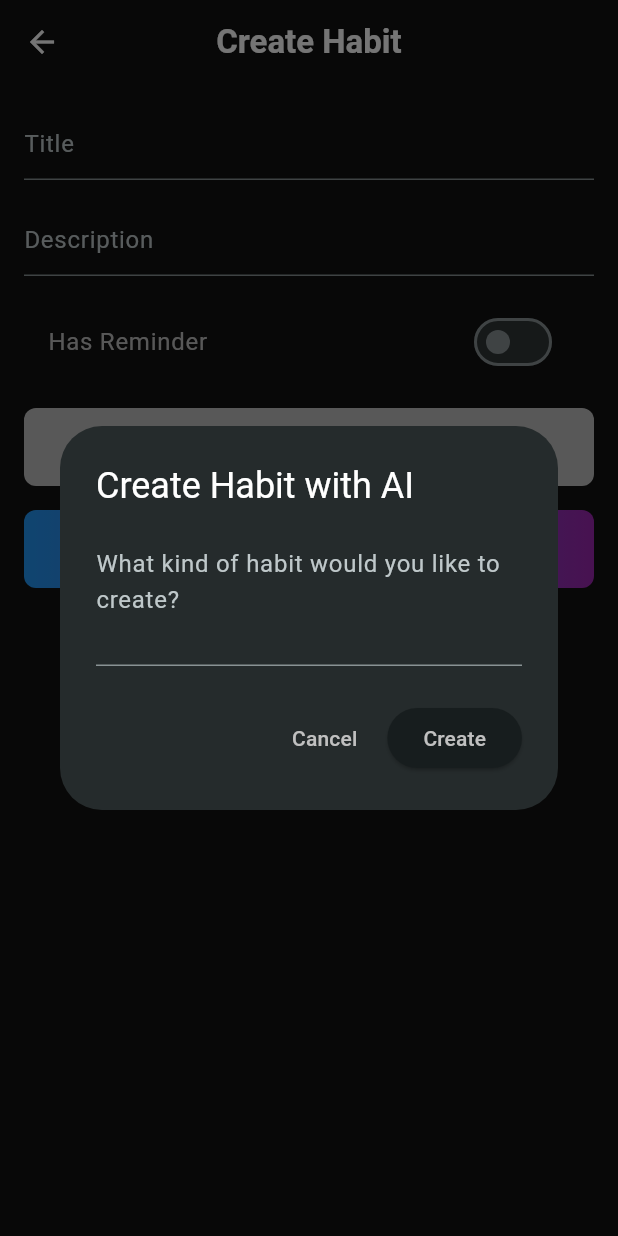
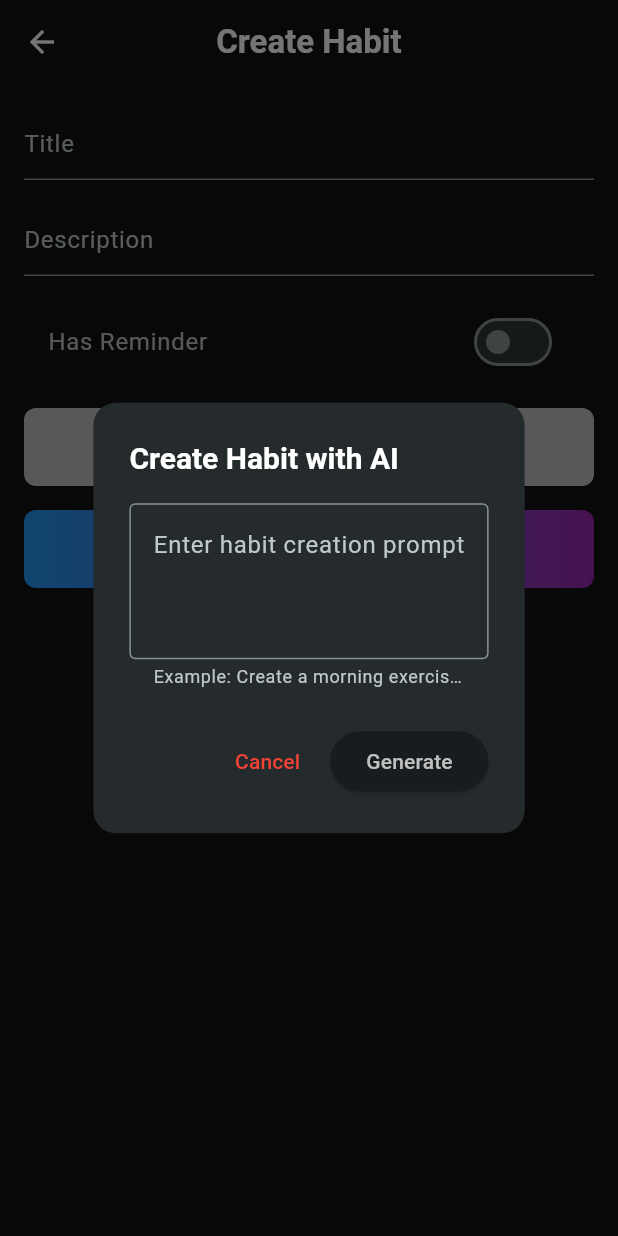
Before and after one commit to Udean777/habit_tracker, a Flutter app: the screen it shows after launch, item 2 of the bottom bar chosen, after a tap on "Create Habit with AI✨", on a phone screen of 412 x 824 dp. Run offline on Flutter 3.47's test engine with Material 3 defaults, Android fonts, the light colour scheme and no system bars; our stand-ins replace drift, easy_date_timeline, flex_color_scheme, flutter_dotenv, flutter_hooks, flutter_local_notifications and 5 more; accounts and stored records are empty; generated files the repository leaves out were written again.

Commit message:
CHNG: Enhance AI habit creation flow with approval dialog, update habit generation method, and improve timeline view UI

```diff
--- a/lib/core/widgets/timeline_view.dart
+++ b/lib/core/widgets/timeline_view.dart
@@ -31,6 +31,9 @@ class CustomTimelineView extends StatelessWidget {
           final isSelected = date.day == selectedDate.day &&
               date.month == selectedDate.month &&
               date.year == selectedDate.year;
+          final isToday = date.day == now.day &&
+              date.month == now.month &&
+              date.year == now.year;
 
           return GestureDetector(
             onTap: () => onSelectedDateChange(date),
@@ -38,8 +41,11 @@ class CustomTimelineView extends StatelessWidget {
               width: 50,
               margin: EdgeInsets.symmetric(horizontal: 4),
               decoration: BoxDecoration(
-                color:
-                    isSelected ? Colors.white : Colors.white.withOpacity(0.1),
+                color: isSelected
+                    ? Colors.white
+                    : isToday
+                        ? Colors.grey
+                        : Colors.white.withOpacity(0.1),
                 borderRadius: BorderRadius.circular(12),
               ),
               child: Column(
--- a/lib/presentation/habit/create_habit_page.dart
+++ b/lib/presentation/habit/create_habit_page.dart
@@ -5,6 +5,7 @@ import 'package:the_habits/core/providers/ai_habit_provider.dart';
 import 'package:the_habits/core/providers/database_provider.dart';
 import 'package:hooks_riverpod/hooks_riverpod.dart';
 import 'package:flutter_hooks/flutter_hooks.dart';
+import 'package:the_habits/presentation/habit/widgets/ai_habit_approve_dialog.dart';
 import 'package:the_habits/presentation/habit/widgets/ai_habit_prompt_dialog.dart';
 
 class CreateHabitPage extends HookConsumerWidget {
@@ -12,111 +13,67 @@ class CreateHabitPage extends HookConsumerWidget {
 
   @override
   Widget build(BuildContext context, WidgetRef ref) {
-    // Mendapatkan skema warna dari tema saat ini
     final colorScheme = Theme.of(context).colorScheme;
+    final titleController = useTextEditingController();
+    final descriptionController = useTextEditingController();
+    final hasReminder = useState(false);
+    final reminderTime =
+        useState<TimeOfDay?>(const TimeOfDay(hour: 10, minute: 0));
+    final isLoading = useState(false);
 
-    // Menginisialisasi controller untuk input judul
-    final titleController = useTextEditingController();
-
-    // Menginisialisasi controller untuk input deskripsi
-    final descriptionController = useTextEditingController();
-
-    // Menginisialisasi state untuk menentukan apakah kebiasaan bersifat harian
-    // final isDaily = useState(true);
-
-    // Menginisialisasi state untuk menentukan apakah ada pengingat
-    final hasReminder = useState(false);
-
-    // Menginisialisasi state untuk waktu pengingat dengan nilai default pukul 10:00
-    final reminderTime = useState<TimeOfDay?>(
-      const TimeOfDay(hour: 10, minute: 0),
-    );
-
-    // Fungsi ini mengonversi objek TimeOfDay ke format 24 jam dalam bentuk string.
     String? convertTimeOfDayTo24Hour(TimeOfDay? time) {
-      // Jika objek time adalah null, fungsi akan mengembalikan null.
       if (time == null) return null;
-
-      // Mengambil nilai jam dari objek time dan mengonversinya ke string.
-      // Kemudian, menambahkan '0' di depan jika panjang string kurang dari 2 karakter.
       final hour = time.hour.toString().padLeft(2, '0');
-
-      // Mengambil nilai menit dari objek time dan mengonversinya ke string.
-      // Kemudian, menambahkan '0' di depan jika panjang string kurang dari 2 karakter.
       final minute = time.minute.toString().padLeft(2, '0');
-
-      // Menggabungkan nilai jam dan menit dengan format 'HH:mm' dan mengembalikannya.
       return '$hour:$minute';
     }
 
-    // Fungsi yang dijalankan ketika tombol ditekan
     Future<void> onPressed(ColorScheme colorScheme) async {
-      // Jika judul kosong, fungsi akan berhenti
       if (titleController.text.isEmpty) {
         return;
       }
 
-      // Membuat objek habit baru dengan data yang diinputkan
+      isLoading.value = true;
+
       final habit = HabitsCompanion.insert(
         title: titleController.text,
         description: drift.Value(descriptionController.text),
-        // isDaily: drift.Value(isDaily.value),
         reminderTime: drift.Value(convertTimeOfDayTo24Hour(reminderTime.value)),
         createdAt: drift.Value(DateTime.now()),
       );
 
-      // Menyimpan habit baru ke database
       await ref.read(databaseProvider).createHabit(habit);
 
-      // Mengosongkan form setelah berhasil menyimpan
       titleController.clear();
       descriptionController.clear();
-      // isDaily.value = true;
       hasReminder.value = false;
       reminderTime.value = const TimeOfDay(hour: 10, minute: 0);
 
-      // Menampilkan dialog sukses jika konteks masih terpasang
+      isLoading.value = false;
+
       if (context.mounted) {
         showDialog(
           context: context,
           builder: (BuildContext context) {
             return AlertDialog(
-              title: Text(
-                'Success',
-                style: TextStyle(
-                  color: colorScheme.primary,
-                ),
-              ),
-              content: Text(
-                'Habit successfully created!',
-                style: TextStyle(
-                  color: colorScheme.primary,
-                ),
-              ),
+              title:
+                  Text('Success', style: TextStyle(color: colorScheme.primary)),
+              content: Text('Habit successfully created!',
+                  style: TextStyle(color: colorScheme.primary)),
               actions: [
-                // Tombol untuk menutup dialog
                 TextButton(
                   onPressed: () {
                     Navigator.of(context).pop();
                   },
-                  child: Text(
-                    'Close',
-                    style: TextStyle(
-                      color: colorScheme.primary,
+                  child: Text('Close',
+                      style: TextStyle(color: colorScheme.primary)),
                 ),
-                  ),
-                ),
-                // Tombol untuk kembali ke halaman utama
                 TextButton(
                   onPressed: () {
                     Navigator.of(context).popUntil((route) => route.isFirst);
                   },
-                  child: Text(
-                    'Home',
-                    style: TextStyle(
-                      color: colorScheme.primary,
-                    ),
-                  ),
+                  child: Text('Home',
+                      style: TextStyle(color: colorScheme.primary)),
                 ),
               ],
             );
@@ -132,8 +89,20 @@ class CreateHabitPage extends HookConsumerWidget {
       );
 
       if (prompt != null && prompt.isNotEmpty) {
+        isLoading.value = true;
+
         final aiService = ref.read(aiHabitCreationProvider);
-        final success = await aiService.createHabitFromPrompt(prompt);
+        final habitDetails = await aiService.generateHabitFromPrompt(prompt);
+
+        if (habitDetails != null && context.mounted) {
+          final approved = await showDialog<bool>(
+            context: context,
+            builder: (context) =>
+                AIHabitApprovalDialog(habitDetails: habitDetails),
+          );
+          if (approved == true) {
+            final success =
+                await aiService.createHabitFromDetails(habitDetails);
 
             if (success && context.mounted) {
               showDialog(
@@ -153,41 +122,34 @@ class CreateHabitPage extends HookConsumerWidget {
           }
         }
 
+        isLoading.value = false;
+      }
+    }
+
     String getTimeZoneName() {
-      // Mendapatkan waktu saat ini
       final now = DateTime.now();
-      // Mendapatkan offset zona waktu dalam jam dari waktu saat ini
       final timeZoneOffset = now.timeZoneOffset.inHours;
 
-      // Memeriksa apakah offset zona waktu adalah 7 jam
       if (timeZoneOffset == 7) {
-        // Jika ya, kembalikan 'WIB'
         return 'WIB';
-        // Memeriksa apakah offset zona waktu adalah 8 jam
       } else if (timeZoneOffset == 8) {
-        // Jika ya, kembalikan 'WITA'
         return 'WITA';
-        // Memeriksa apakah offset zona waktu adalah 9 jam
       } else if (timeZoneOffset == 9) {
-        // Jika ya, kembalikan 'WIT'
         return 'WIT';
       } else {
-        // Jika tidak ada yang cocok, kembalikan 'Unknown Time Zone'
         return 'Unknown Time Zone';
       }
     }
 
     return Scaffold(
       appBar: AppBar(
-        title: Text(
-          'Create Habit',
-          style: TextStyle(
-            fontWeight: FontWeight.bold,
-          ),
-        ),
+        title:
+            Text('Create Habit', style: TextStyle(fontWeight: FontWeight.bold)),
         centerTitle: true,
       ),
-      body: SingleChildScrollView(
+      body: Stack(
+        children: [
+          SingleChildScrollView(
             padding: const EdgeInsets.all(16),
             child: Column(
               spacing: 16,
@@ -195,37 +157,14 @@ class CreateHabitPage extends HookConsumerWidget {
               children: [
                 TextFormField(
                   controller: titleController,
-              decoration: InputDecoration(
-                hintText: 'Title',
-              ),
-              style: TextStyle(
-                color: colorScheme.primary,
-              ),
+                  decoration: InputDecoration(hintText: 'Title'),
+                  style: TextStyle(color: colorScheme.primary),
                 ),
                 TextFormField(
                   controller: descriptionController,
-              decoration: InputDecoration(
-                hintText: 'Description',
+                  decoration: InputDecoration(hintText: 'Description'),
+                  style: TextStyle(color: colorScheme.primary),
                 ),
-              style: TextStyle(
-                color: colorScheme.primary,
-              ),
-            ),
-            // Row(
-            //   spacing: 4,
-            //   children: [
-            //     Text(
-            //       'Daily',
-            //       style: TextStyle(
-            //         color: colorScheme.primary,
-            //       ),
-            //     ),
-            //     Switch(
-            //       value: isDaily.value,
-            //       onChanged: (value) => isDaily.value = value,
-            //     ),
-            //   ],
-            // ),
                 SwitchListTile(
                   value: hasReminder.value,
                   onChanged: (value) {
@@ -243,22 +182,15 @@ class CreateHabitPage extends HookConsumerWidget {
                       });
                     }
                   },
-              title: Text(
-                'Has Reminder',
-                style: TextStyle(
-                  color: colorScheme.primary,
-                ),
-              ),
+                  title: Text('Has Reminder',
+                      style: TextStyle(color: colorScheme.primary)),
                   subtitle: hasReminder.value
                       ? Text(
                           '${convertTimeOfDayTo24Hour(reminderTime.value)} ${getTimeZoneName()}',
-                      style: TextStyle(
-                        color: colorScheme.primary,
-                      ),
+                          style: TextStyle(color: colorScheme.primary),
                         )
                       : null,
                 ),
-
                 GestureDetector(
                   onTap: () => onPressed(colorScheme),
                   child: Container(
@@ -273,8 +205,7 @@ class CreateHabitPage extends HookConsumerWidget {
                         'Create Habit',
                         style: TextStyle(
                             color: colorScheme.onPrimary,
-                      fontWeight: FontWeight.bold,
-                    ),
+                            fontWeight: FontWeight.bold),
                       ),
                     ),
                   ),
@@ -285,9 +216,8 @@ class CreateHabitPage extends HookConsumerWidget {
                     width: double.infinity,
                     padding: const EdgeInsets.symmetric(vertical: 16),
                     decoration: BoxDecoration(
-                  gradient: LinearGradient(
-                    colors: [Colors.blue, Colors.purple],
-                  ),
+                      gradient:
+                          LinearGradient(colors: [Colors.blue, Colors.purple]),
                       borderRadius: BorderRadius.circular(8),
                     ),
                     child: Center(
@@ -295,8 +225,7 @@ class CreateHabitPage extends HookConsumerWidget {
                         'Create Habit with AI✨',
                         style: TextStyle(
                             color: colorScheme.primary,
-                      fontWeight: FontWeight.bold,
-                    ),
+                            fontWeight: FontWeight.bold),
                       ),
                     ),
                   ),
@@ -304,6 +233,15 @@ class CreateHabitPage extends HookConsumerWidget {
               ],
             ),
           ),
+          if (isLoading.value)
+            Container(
+              color: Colors.black54,
+              child: Center(
+                child: CircularProgressIndicator(),
+              ),
+            ),
+        ],
+      ),
     );
   }
 }
--- a/lib/presentation/habit/widgets/ai_habit_prompt_dialog.dart
+++ b/lib/presentation/habit/widgets/ai_habit_prompt_dialog.dart
@@ -19,26 +19,42 @@ class _AIHabitPromptDialogState extends State<AIHabitPromptDialog> {
   @override
   Widget build(BuildContext context) {
     return AlertDialog(
-      title: Text('Create Habit with AI'),
+      title: Text(
+        'Create Habit with AI',
+        style: TextStyle(
+          fontWeight: FontWeight.bold,
+          fontSize: 20,
+        ),
+      ),
       content: TextField(
         controller: _promptController,
         decoration: InputDecoration(
-          hintText: "What kind of habit would you like to create?",
+          hintText: 'Enter habit creation prompt',
+          helperText: 'Example: Create a morning exercise habit at 6 AM',
+          border: OutlineInputBorder(),
         ),
         maxLines: 3,
       ),
       actions: [
         TextButton(
           onPressed: () => Navigator.of(context).pop(),
-          child: Text('Cancel'),
+          child: Text(
+            'Cancel',
+            style: TextStyle(
+              color: Colors.red,
+            ),
+          ),
         ),
         ElevatedButton(
           onPressed: () {
             Navigator.of(context).pop(_promptController.text);
           },
-          child: Text('Create'),
+          child: Text('Generate'),
         ),
       ],
+      shape: RoundedRectangleBorder(
+        borderRadius: BorderRadius.circular(15),
+      ),
     );
   }
 }
--- a/lib/presentation/home/home_page.dart
+++ b/lib/presentation/home/home_page.dart
@@ -15,6 +15,14 @@ class HomePage extends HookConsumerWidget {
   @override
   Widget build(BuildContext context, WidgetRef ref) {
     final selectedDate = useState(DateTime.now());
+
+    final dailySummaryAsyncValue =
+        ref.watch(dailySummaryProvider(selectedDate.value));
+    final habitsAsyncValue =
+        ref.watch(habitsForDateProvider(selectedDate.value));
+
+    final isLoading =
+        dailySummaryAsyncValue.isLoading || habitsAsyncValue.isLoading;
 
     return Scaffold(
       backgroundColor: Colors.black,
@@ -41,7 +49,9 @@ class HomePage extends HookConsumerWidget {
           ],
         ),
       ),
-      body: Column(
+      body: isLoading
+          ? const Center(child: CircularProgressIndicator())
+          : Column(
               crossAxisAlignment: CrossAxisAlignment.start,
               children: [
                 Padding(
@@ -63,7 +73,7 @@ class HomePage extends HookConsumerWidget {
                   selectedDate: selectedDate.value,
                   onSelectedDateChange: (date) => selectedDate.value = date,
                 ),
-          ref.watch(dailySummaryProvider(selectedDate.value)).when(
+                dailySummaryAsyncValue.when(
                   data: (data) => Container(
                     margin: EdgeInsets.all(16),
                     padding: EdgeInsets.all(16),
@@ -97,15 +107,10 @@ class HomePage extends HookConsumerWidget {
                     ),
                   ),
                   error: (error, st) => Text(error.toString()),
-                loading: () => const CircularProgressIndicator(),
+                  loading: () => const SizedBox.shrink(),
                 ),
                 Expanded(
-            child: Consumer(
-              builder: (context, ref, child) {
-                final habitsAsyncValue =
-                    ref.watch(habitsForDateProvider(selectedDate.value));
-
-                return habitsAsyncValue.when(
+                  child: habitsAsyncValue.when(
                     data: (habits) {
                       if (habits.isEmpty) {
                         return Center(
@@ -180,10 +185,7 @@ class HomePage extends HookConsumerWidget {
                       child: Text(error.toString(),
                           style: TextStyle(color: Colors.white)),
                     ),
-                  loading: () =>
-                      const Center(child: CircularProgressIndicator()),
-                );
-              },
+                    loading: () => const SizedBox.shrink(),
                   ),
                 ),
               ],
```
Also changed, not shown: lib/core/providers/ai_habit_provider.dart (+21 -18 lines), lib/presentation/habit/widgets/ai_habit_approve_dialog.dart (added, +76 -0 lines). Lines whose indentation alone changed are shown as unchanged.
